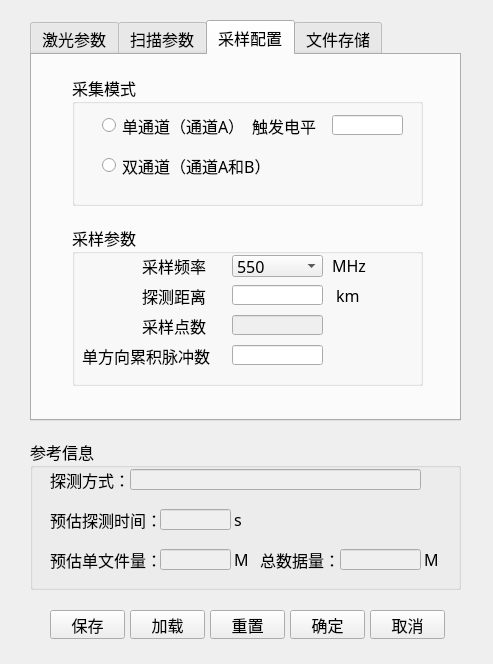
Above: paradialog.ui from GitYuanZi/Coherent_wind before the change. Below: the same form after it.
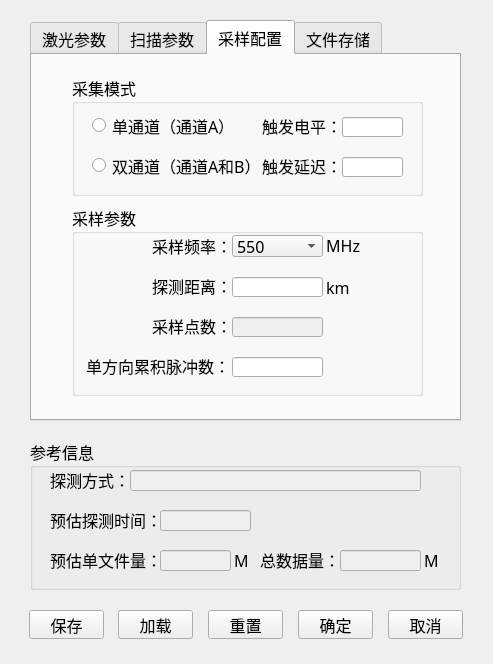
That is the form after the change. The open tabs and pages were chosen to show the change. Icons and pictures are not drawn.

Commit message: 增加了触发延迟，单方向采集不连电机功能，更新了预估探测时间的计算方法

The edit to the form file:
```diff
--- a/paradialog.ui
+++ b/paradialog.ui
@@ -409,7 +409,7 @@
        <x>40</x>
        <y>20</y>
        <width>351</width>
-       <height>131</height>
+       <height>121</height>
       </rect>
      </property>
      <property name="title">
@@ -418,7 +418,7 @@
      <widget class="QRadioButton" name="radioButton_doubleCh">
       <property name="geometry">
        <rect>
-        <x>30</x>
+        <x>20</x>
         <y>80</y>
         <width>171</width>
         <height>21</height>
@@ -431,7 +431,7 @@
      <widget class="QRadioButton" name="radioButton_singleCh">
       <property name="geometry">
        <rect>
-        <x>30</x>
+        <x>20</x>
         <y>40</y>
         <width>141</width>
         <height>21</height>
@@ -444,9 +444,9 @@
      <widget class="QLineEdit" name="lineEdit_triggerLevel">
       <property name="geometry">
        <rect>
-        <x>260</x>
-        <y>40</y>
-        <width>71</width>
+        <x>270</x>
+        <y>42</y>
+        <width>61</width>
         <height>20</height>
        </rect>
       </property>
@@ -454,14 +454,37 @@
      <widget class="QLabel" name="label_12">
       <property name="geometry">
        <rect>
-        <x>180</x>
+        <x>190</x>
         <y>40</y>
-        <width>71</width>
+        <width>81</width>
         <height>21</height>
        </rect>
       </property>
       <property name="text">
-       <string>触发电平</string>
+       <string>触发电平：</string>
+      </property>
+     </widget>
+     <widget class="QLabel" name="label_17">
+      <property name="geometry">
+       <rect>
+        <x>190</x>
+        <y>80</y>
+        <width>81</width>
+        <height>21</height>
+       </rect>
+      </property>
+      <property name="text">
+       <string>触发延迟：</string>
+      </property>
+     </widget>
+     <widget class="QLineEdit" name="lineEdit_triggerHoldOffSamples">
+      <property name="geometry">
+       <rect>
+        <x>270</x>
+        <y>82</y>
+        <width>61</width>
+        <height>20</height>
+       </rect>
       </property>
      </widget>
     </widget>
@@ -469,9 +492,9 @@
      <property name="geometry">
       <rect>
        <x>40</x>
-       <y>170</y>
+       <y>150</y>
        <width>351</width>
-       <height>161</height>
+       <height>191</height>
       </rect>
      </property>
      <property name="title">
@@ -481,46 +504,46 @@
       <property name="geometry">
        <rect>
         <x>10</x>
-        <y>120</y>
-        <width>141</width>
+        <y>150</y>
+        <width>151</width>
         <height>21</height>
        </rect>
       </property>
       <property name="text">
-       <string>单方向累积脉冲数</string>
+       <string> 单方向累积脉冲数：</string>
       </property>
      </widget>
      <widget class="QLabel" name="label_31">
       <property name="geometry">
        <rect>
-        <x>70</x>
-        <y>60</y>
-        <width>71</width>
+        <x>80</x>
+        <y>70</y>
+        <width>81</width>
         <height>21</height>
        </rect>
       </property>
       <property name="text">
-       <string>探测距离</string>
+       <string>探测距离：</string>
       </property>
      </widget>
      <widget class="QLabel" name="label_10">
       <property name="geometry">
        <rect>
-        <x>70</x>
-        <y>90</y>
-        <width>71</width>
+        <x>80</x>
+        <y>110</y>
+        <width>81</width>
         <height>21</height>
        </rect>
       </property>
       <property name="text">
-       <string>采样点数</string>
+       <string>采样点数：</string>
       </property>
      </widget>
      <widget class="QLineEdit" name="lineEdit_plsAccNum">
       <property name="geometry">
        <rect>
         <x>160</x>
-        <y>120</y>
+        <y>152</y>
         <width>91</width>
         <height>20</height>
        </rect>
@@ -530,7 +553,7 @@
       <property name="geometry">
        <rect>
         <x>160</x>
-        <y>60</y>
+        <y>72</y>
         <width>91</width>
         <height>20</height>
        </rect>
@@ -539,14 +562,14 @@
      <widget class="QLabel" name="label_9">
       <property name="geometry">
        <rect>
-        <x>70</x>
+        <x>80</x>
         <y>30</y>
-        <width>71</width>
+        <width>81</width>
         <height>21</height>
        </rect>
       </property>
       <property name="text">
-       <string>采样频率</string>
+       <string>采样频率：</string>
       </property>
      </widget>
      <widget class="QLineEdit" name="lineEdit_sampleNum">
@@ -556,7 +579,7 @@
       <property name="geometry">
        <rect>
         <x>160</x>
-        <y>90</y>
+        <y>112</y>
         <width>91</width>
         <height>20</height>
        </rect>
@@ -565,8 +588,8 @@
      <widget class="QLabel" name="label_32">
       <property name="geometry">
        <rect>
-        <x>260</x>
-        <y>60</y>
+        <x>250</x>
+        <y>72</y>
         <width>31</width>
         <height>21</height>
        </rect>
@@ -578,14 +601,14 @@
      <widget class="QLabel" name="label_23">
       <property name="geometry">
        <rect>
-        <x>260</x>
+        <x>250</x>
         <y>30</y>
         <width>41</width>
         <height>21</height>
        </rect>
       </property>
       <property name="text">
-       <string>MHz</string>
+       <string> MHz</string>
       </property>
      </widget>
      <widget class="QComboBox" name="comboBox_sampleFreq">
@@ -1055,7 +1078,7 @@
     <property name="geometry">
      <rect>
       <x>310</x>
-      <y>110</y>
+      <y>111</y>
       <width>81</width>
       <height>21</height>
      </rect>
@@ -1092,7 +1115,7 @@
     <property name="geometry">
      <rect>
       <x>130</x>
-      <y>110</y>
+      <y>111</y>
       <width>71</width>
       <height>21</height>
      </rect>
@@ -1114,8 +1137,8 @@
     <property name="geometry">
      <rect>
       <x>130</x>
-      <y>70</y>
-      <width>71</width>
+      <y>71</y>
+      <width>91</width>
       <height>21</height>
      </rect>
     </property>
@@ -1130,11 +1153,16 @@
     <property name="geometry">
      <rect>
       <x>100</x>
-      <y>30</y>
+      <y>31</y>
       <width>291</width>
       <height>21</height>
      </rect>
     </property>
+    <property name="font">
+     <font>
+      <pointsize>11</pointsize>
+     </font>
+    </property>
     <property name="focusPolicy">
      <enum>Qt::StrongFocus</enum>
     </property>
@@ -1152,7 +1180,7 @@
     <property name="geometry">
      <rect>
       <x>200</x>
-      <y>110</y>
+      <y>111</y>
       <width>21</width>
       <height>21</height>
      </rect>
@@ -1165,7 +1193,7 @@
     <property name="geometry">
      <rect>
       <x>390</x>
-      <y>110</y>
+      <y>111</y>
       <width>21</width>
       <height>21</height>
      </rect>
@@ -1174,24 +1202,11 @@
      <string> M</string>
     </property>
    </widget>
-   <widget class="QLabel" name="label_22">
-    <property name="geometry">
-     <rect>
-      <x>200</x>
-      <y>70</y>
-      <width>21</width>
-      <height>21</height>
-     </rect>
-    </property>
-    <property name="text">
-     <string> s</string>
-    </property>
-   </widget>
   </widget>
   <widget class="QPushButton" name="pushButton_sure">
    <property name="geometry">
     <rect>
-     <x>290</x>
+     <x>298</x>
      <y>610</y>
      <width>75</width>
      <height>29</height>
@@ -1212,7 +1227,7 @@
   <widget class="QPushButton" name="pushButton_cancel">
    <property name="geometry">
     <rect>
-     <x>370</x>
+     <x>388</x>
      <y>610</y>
      <width>75</width>
      <height>29</height>
@@ -1233,7 +1248,7 @@
   <widget class="QPushButton" name="pushButton_save">
    <property name="geometry">
     <rect>
-     <x>50</x>
+     <x>29</x>
      <y>610</y>
      <width>75</width>
      <height>29</height>
@@ -1254,7 +1269,7 @@
   <widget class="QPushButton" name="pushButton_load">
    <property name="geometry">
     <rect>
-     <x>130</x>
+     <x>118</x>
      <y>610</y>
      <width>75</width>
      <height>29</height>
@@ -1275,7 +1290,7 @@
   <widget class="QPushButton" name="pushButton_reset">
    <property name="geometry">
     <rect>
-     <x>210</x>
+     <x>208</x>
      <y>610</y>
      <width>75</width>
      <height>29</height>
```
Left out of the diff: 158 changed lines with no effect on the pictures. The commit also changes 10 other files.
